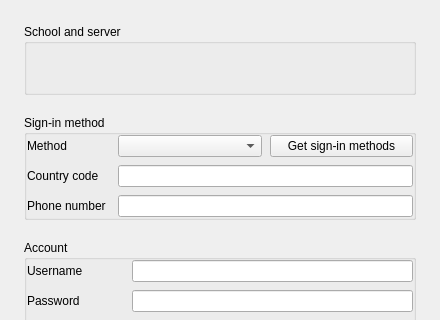
Above: presentation/dialogs/settingwindow/settingwindow.ui from wtalioy/JustConnect before the change; both pictures show x 0 to 440 and y 0 to 320 of the 440 by 600 pixel window. Below: the same form after it.
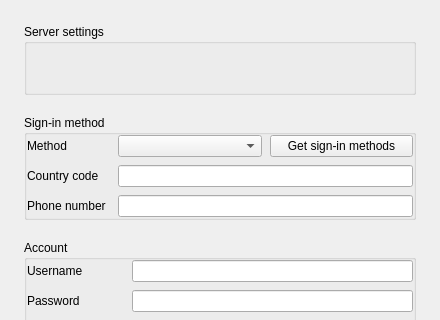
That is the form after the change. Icons and pictures are not drawn.

```diff
--- a/presentation/dialogs/settingwindow/settingwindow.ui
+++ b/presentation/dialogs/settingwindow/settingwindow.ui
@@ -19,7 +19,7 @@
        <item>
         <widget class="QGroupBox" name="serverGroup">
          <property name="title">
-          <string>School and server</string>
+          <string>Server settings</string>
          </property>
          <layout class="QVBoxLayout" name="serverLayout">
           <item>
```
